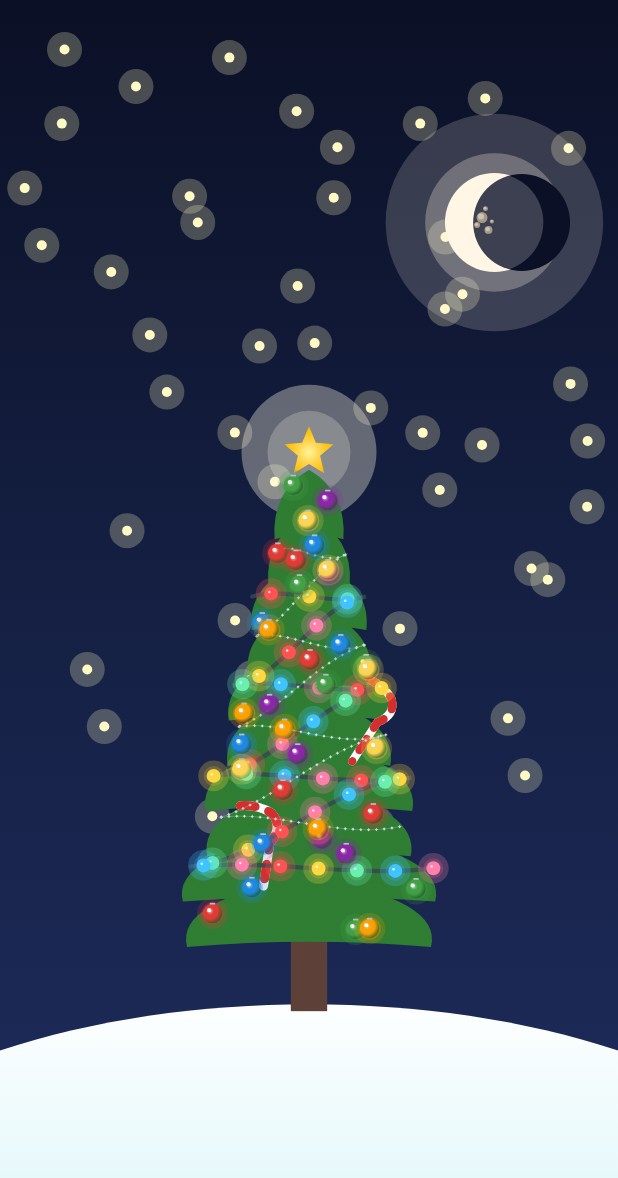
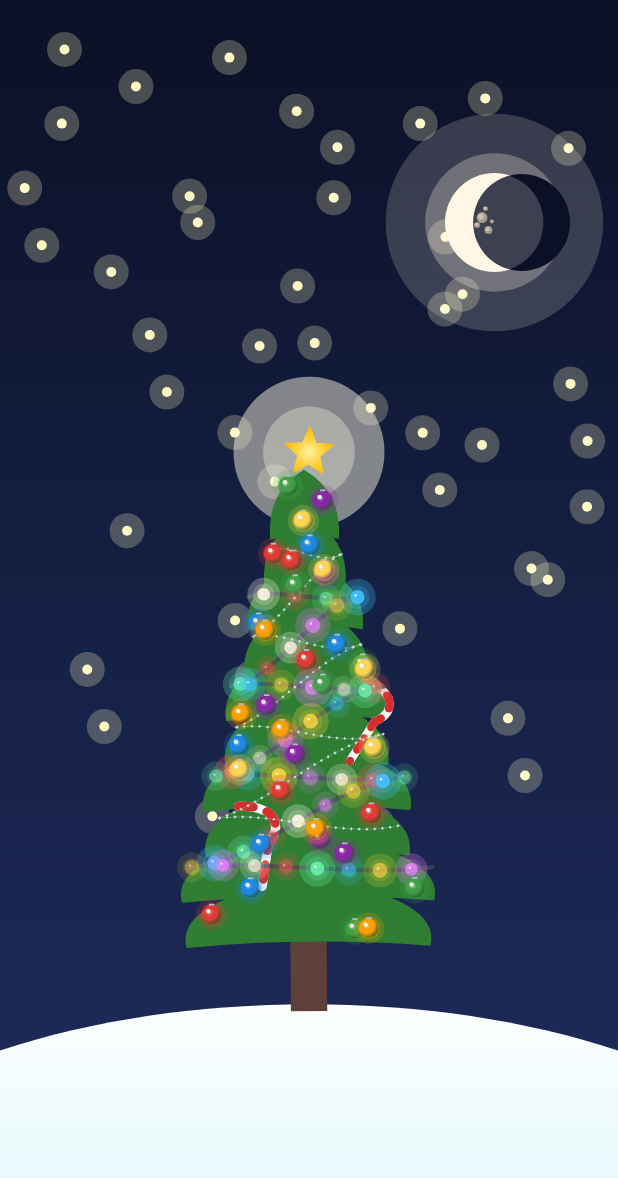
Before and after one commit to DAKSHSEMWAL/AdventCalendar2025, an Android app built with Jetpack Compose: the screen it shows after launch (MainActivity), on a phone screen of 412 x 824 dp. Shown: the top 1178 px of the screen. Run offline under Robolectric (Android 15) with nearby library versions, the phone set to English and light mode, and no system bars.

Commit message:
Add twinkle and sway animations to Christmas tree scene; implement light state model for future enhancements

```diff
--- a/app/src/main/java/news/androiddev/composechristmas/MainActivity.kt
+++ b/app/src/main/java/news/androiddev/composechristmas/MainActivity.kt
@@ -9,6 +9,12 @@ import androidx.compose.foundation.layout.fillMaxSize
 import androidx.compose.foundation.layout.padding
 import androidx.compose.material3.Scaffold
 import androidx.compose.runtime.Composable
+import androidx.compose.animation.core.LinearEasing
+import androidx.compose.animation.core.RepeatMode
+import androidx.compose.animation.core.animateFloat
+import androidx.compose.animation.core.infiniteRepeatable
+import androidx.compose.animation.core.rememberInfiniteTransition
+import androidx.compose.animation.core.tween
 import androidx.compose.ui.Modifier
 import androidx.compose.ui.geometry.Offset
 import androidx.compose.ui.geometry.Size
@@ -21,6 +27,8 @@ import androidx.compose.ui.graphics.drawscope.Stroke
 import androidx.compose.ui.graphics.drawscope.withTransform
 import androidx.compose.ui.tooling.preview.Preview
 import news.androiddev.composechristmas.ui.theme.ComposeChristmasTheme
+import kotlin.math.PI
+import kotlin.math.sin
 
 class MainActivity : ComponentActivity() {
     override fun onCreate(savedInstanceState: Bundle?) {
@@ -38,8 +46,39 @@ class MainActivity : ComponentActivity() {
 
 enum class SkyTheme { NightSky, WinterMorning }
 
+// Day 12: Light state model (for future animation/twinkle)
+data class LightState(
+    val position: Offset,
+    val color: Color,
+    val radius: Float,
+    val isOn: Boolean = true,
+    val phase: Float = 0f // 0..1 phase offset for animations
+)
+
 @Composable
 fun ChristmasScene(modifier: Modifier = Modifier, skyTheme: SkyTheme = SkyTheme.NightSky) {
+    // Twinkle animation time source (0..1 repeating)
+    val twinkleTransition = rememberInfiniteTransition(label = "twinkle")
+    val twinkleTime = twinkleTransition.animateFloat(
+        initialValue = 0f,
+        targetValue = 1f,
+        animationSpec = infiniteRepeatable(
+            animation = tween(durationMillis = 2200, easing = LinearEasing),
+            repeatMode = RepeatMode.Restart
+        ),
+        label = "twinkleTime"
+    )
+    // Separate time base for slow tree sway
+    val treeSwayTime = twinkleTransition.animateFloat(
+        initialValue = 0f,
+        targetValue = 1f,
+        animationSpec = infiniteRepeatable(
+            animation = tween(durationMillis = 6200, easing = LinearEasing),
+            repeatMode = RepeatMode.Restart
+        ),
+        label = "treeSwayTime"
+    )
+
     Canvas(modifier = modifier.fillMaxSize()) {
         val canvasWidth = size.width
         val canvasHeight = size.height
@@ -237,12 +276,17 @@ fun ChristmasScene(modifier: Modifier = Modifier, skyTheme: SkyTheme = SkyTheme.
             endY = treeTop + treeHeight
         )
 
-        // --- 5. Star Topper (draw behind trunk and foliage) ---
+        // --- 5. Star Topper (animated) ---
         val centerX = canvasWidth / 2f
         run {
             val starCenter = Offset(centerX, treeTop - layerHeight * 0.25f)
             val outerRadius = treeWidth * 0.10f
             val innerRadius = outerRadius * 0.45f
+
+            // Animation factors for star pulse and subtle rotation
+            val starPulse = ((sin(2.0 * PI * (twinkleTime.value * 1.20 + 0.05)) + 1.0) * 0.5).toFloat()
+            val starScale = 0.96f + 0.08f * starPulse
+            val starRot = (sin(2.0 * PI * (twinkleTime.value * 0.60 + 0.15)) * 2.0).toFloat()
 
             // Build a 5-point star path
             val starPath = Path().apply {
@@ -276,20 +320,25 @@ fun ChristmasScene(modifier: Modifier = Modifier, skyTheme: SkyTheme = SkyTheme.
                 radius = outerRadius * 1.25f
             )
 
-            // Soft glow around the star
+            withTransform({
+                rotate(starRot, pivot = starCenter)
+                scale(scaleX = starScale, scaleY = starScale, pivot = starCenter)
+            }) {
+                // Soft glow around the star, animated alpha and radius
                 drawCircle(
-                color = Color(0xFFFFF8E1).copy(alpha = 0.35f),
-                radius = outerRadius * 2.6f,
+                    color = Color(0xFFFFF8E1).copy(alpha = 0.28f + 0.20f * starPulse),
+                    radius = outerRadius * (2.3f + 0.5f * starPulse),
                     center = starCenter
                 )
                 drawCircle(
-                color = Color(0xFFFFFDE7).copy(alpha = 0.22f),
-                radius = outerRadius * 1.6f,
+                    color = Color(0xFFFFFDE7).copy(alpha = 0.18f + 0.14f * starPulse),
+                    radius = outerRadius * (1.4f + 0.3f * starPulse),
                     center = starCenter
                 )
 
                 // Draw the star with the gradient
                 drawPath(path = starPath, brush = starGradient)
+            }
         }
 
         // --- 6. Trunk Logic ---
@@ -308,6 +357,10 @@ fun ChristmasScene(modifier: Modifier = Modifier, skyTheme: SkyTheme = SkyTheme.
         val trunkTop = lastLayerBottom - layerHeight * 0.5f
         val trunkBottom = groundYAtCenter + 10f // Bury it slightly
 
+        // Tree sway animation (gentle rotation around ground center)
+        val treeSwayDeg = (sin(2.0 * PI * (treeSwayTime.value + 0.10)) * 1.1).toFloat()
+
+        withTransform({ rotate(treeSwayDeg, pivot = Offset(centerX, groundYAtCenter)) }) {
             drawRect(
                 color = Color(0xFF5D4037),
                 topLeft = Offset(trunkLeft, trunkTop),
@@ -479,56 +532,68 @@ fun ChristmasScene(modifier: Modifier = Modifier, skyTheme: SkyTheme = SkyTheme.
                 style = Stroke(width = wireWidth, cap = StrokeCap.Round)
             )
 
-            // Add fairy light bulbs along the wire
+            // Add fairy light bulbs along the wire using LightState
             val measure = androidx.compose.ui.graphics.PathMeasure()
             measure.setPath(wirePath, false)
             val length = measure.length
 
-            val bulbStep = layerHeight * 0.55f
-            val bulbRadius = layerHeight * 0.10f
-            val glowRadius = bulbRadius * 2.2f
+            val bulbStep = layerHeight * 0.45f // denser spacing for a fuller look
+            val baseRadius = layerHeight * 0.10f
             val palette = listOf(
+                Color(0xFFFFF6E5), // warm white
                 Color(0xFFFF5252), // red
+                Color(0xFF69F0AE), // green
+                Color(0xFF40C4FF), // cyan-blue
                 Color(0xFFFFD740), // amber
-                Color(0xFF69F0AE), // green
-                Color(0xFF40C4FF), // blue
-                Color(0xFFFF80AB)  // pink
+                Color(0xFFEA80FC)  // violet
             )
 
+            val lights = buildList {
                 var dist = bulbStep * 0.5f
                 var idx = 0
                 while (dist <= length) {
                     val pos = measure.getPosition(dist)
-                val bulbColor = palette[idx % palette.size]
+                    val color = palette[idx % palette.size]
+                    val phase = ((idx * 37) % 100) / 100f // deterministic phase offset
+                    val jitter = ((idx * 17 + 7) % 100) / 100f // 0..1
+                    val radius = baseRadius * (0.9f + 0.2f * jitter) // subtle size variance
+                    add(LightState(position = pos, color = color, radius = radius, isOn = true, phase = phase))
+                    dist += bulbStep
+                    idx++
+                }
+            }
 
+            // Render bulbs (static for now; LightState enables future animation)
+            lights.forEach { light ->
+                // Twinkle factor: 0.0..1.0 based on shared time and per-light phase
+                val sparkle = ((sin(2.0 * PI * (twinkleTime.value + light.phase)) + 1.0) * 0.5).toFloat()
+                val onFactor = if (light.isOn) 1f else 0.15f
+                val factor = (0.45f + 0.55f * sparkle) * onFactor
+
+                val glowRadius = light.radius * (2.0f + 0.6f * sparkle)
                 // Soft outer glow
                 drawCircle(
-                    color = bulbColor.copy(alpha = 0.25f),
+                    color = light.color.copy(alpha = 0.28f * factor),
                     radius = glowRadius,
-                    center = pos
+                    center = light.position
                 )
                 drawCircle(
-                    color = bulbColor.copy(alpha = 0.18f),
+                    color = light.color.copy(alpha = 0.20f * factor),
                     radius = glowRadius * 0.65f,
-                    center = pos
+                    center = light.position
                 )
-
                 // Bulb core
                 drawCircle(
-                    color = bulbColor,
-                    radius = bulbRadius,
-                    center = pos
+                    color = light.color.copy(alpha = 0.90f * factor),
+                    radius = light.radius,
+                    center = light.position
                 )
-
                 // Tiny white spec highlight
                 drawCircle(
-                    color = Color.White.copy(alpha = 0.85f),
-                    radius = bulbRadius * 0.18f,
-                    center = Offset(pos.x - bulbRadius * 0.25f, pos.y - bulbRadius * 0.25f)
+                    color = Color.White.copy(alpha = 0.85f * factor),
+                    radius = light.radius * 0.18f,
+                    center = Offset(light.position.x - light.radius * 0.25f, light.position.y - light.radius * 0.25f)
                 )
-
-                dist += bulbStep
-                idx++
             }
         }
 
@@ -762,6 +827,8 @@ fun ChristmasScene(modifier: Modifier = Modifier, skyTheme: SkyTheme = SkyTheme.
                 )
             }
         }
+        // End tree sway transform
+        }
     }
 }
 
```
Lines whose indentation alone changed are shown as unchanged.
